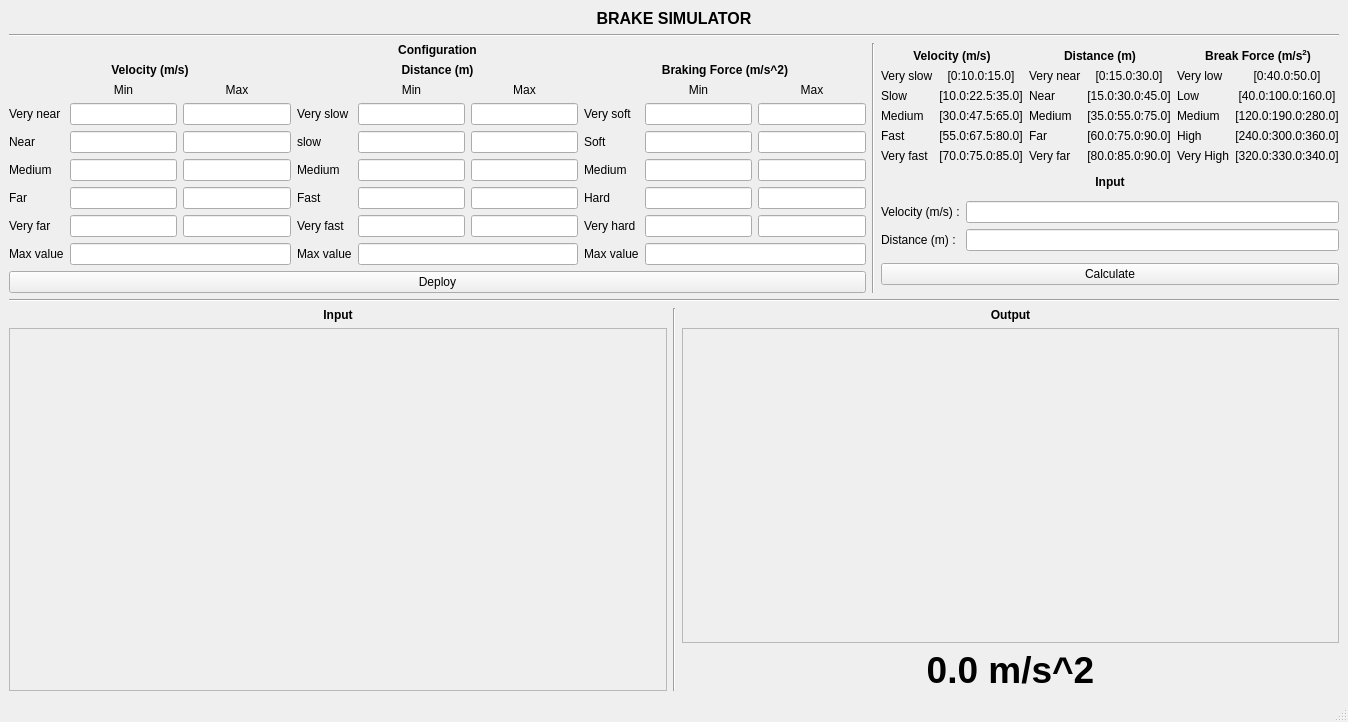
wanggor/fuzzy-break-simulator, file gui.ui: the form before one commit.
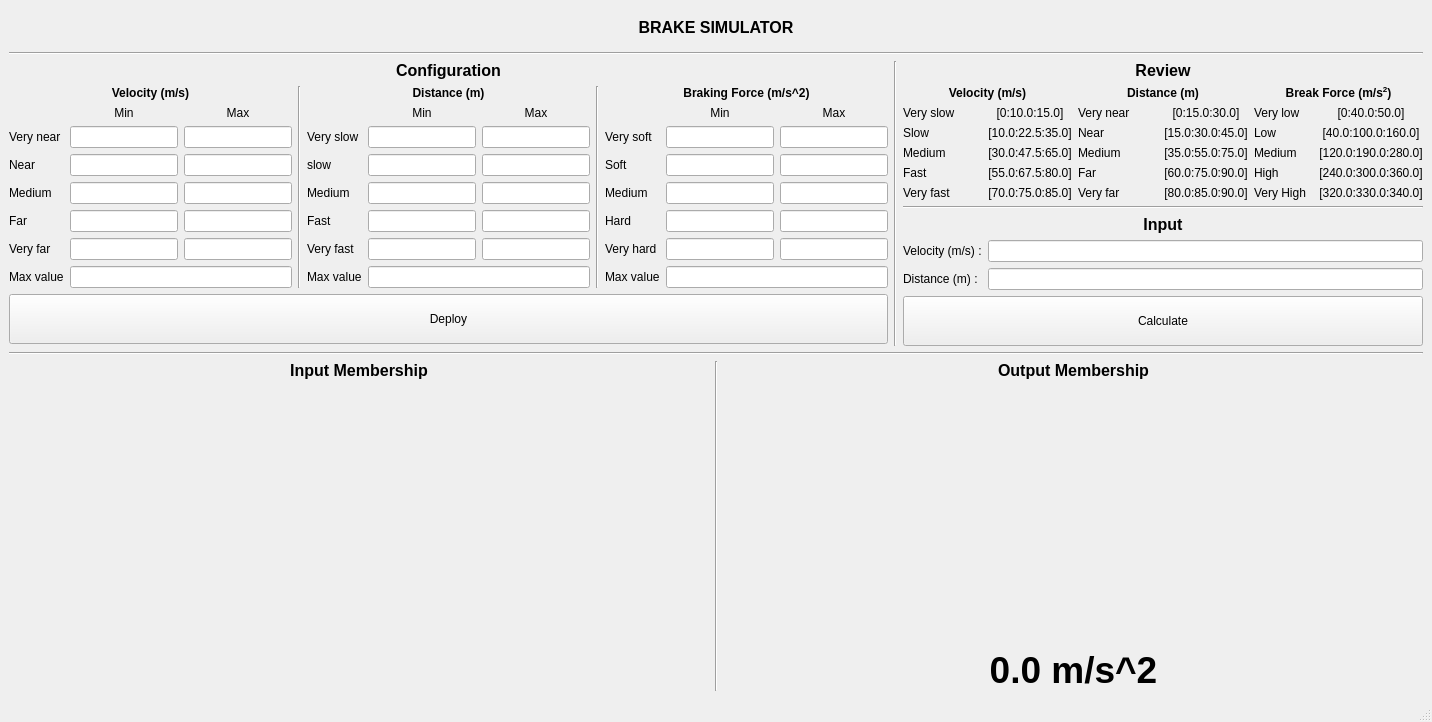
The form after the commit.

What changed in the file:
```diff
--- a/gui.ui
+++ b/gui.ui
@@ -6,7 +6,7 @@
    <rect>
     <x>0</x>
     <y>0</y>
-    <width>1348</width>
+    <width>1432</width>
     <height>722</height>
    </rect>
   </property>
@@ -16,22 +16,34 @@
   <widget class="QWidget" name="centralwidget">
    <layout class="QVBoxLayout" name="verticalLayout_5">
     <item>
-     <widget class="QLabel" name="label_33">
-      <property name="sizePolicy">
-       <sizepolicy hsizetype="Preferred" vsizetype="Maximum">
-        <horstretch>0</horstretch>
-        <verstretch>0</verstretch>
-       </sizepolicy>
+     <widget class="QFrame" name="frame_4">
+      <property name="frameShape">
+       <enum>QFrame::NoFrame</enum>
       </property>
-      <property name="text">
-       <string>&lt;html&gt;&lt;head/&gt;&lt;body&gt;&lt;p&gt;&lt;span style=&quot; font-size:12pt; font-weight:600;&quot;&gt;BRAKE SIMULATOR&lt;/span&gt;&lt;/p&gt;&lt;/body&gt;&lt;/html&gt;</string>
+      <property name="frameShadow">
+       <enum>QFrame::Plain</enum>
       </property>
-      <property name="textFormat">
-       <enum>Qt::AutoText</enum>
-      </property>
-      <property name="alignment">
-       <set>Qt::AlignCenter</set>
-      </property>
+      <layout class="QVBoxLayout" name="verticalLayout_10">
+       <item>
+        <widget class="QLabel" name="label_33">
+         <property name="sizePolicy">
+          <sizepolicy hsizetype="Preferred" vsizetype="Maximum">
+           <horstretch>0</horstretch>
+           <verstretch>0</verstretch>
+          </sizepolicy>
+         </property>
+         <property name="text">
+          <string>&lt;html&gt;&lt;head/&gt;&lt;body&gt;&lt;p&gt;&lt;span style=&quot; font-size:12pt; font-weight:600;&quot;&gt;BRAKE SIMULATOR&lt;/span&gt;&lt;/p&gt;&lt;/body&gt;&lt;/html&gt;</string>
+         </property>
+         <property name="textFormat">
+          <enum>Qt::AutoText</enum>
+         </property>
+         <property name="alignment">
+          <set>Qt::AlignCenter</set>
+         </property>
+        </widget>
+       </item>
+      </layout>
      </widget>
     </item>
     <item>
@@ -54,7 +66,7 @@
            </sizepolicy>
           </property>
           <property name="text">
-           <string>&lt;html&gt;&lt;head/&gt;&lt;body&gt;&lt;p align=&quot;center&quot;&gt;&lt;span style=&quot; font-size:9pt; font-weight:600;&quot;&gt;Configuration&lt;/span&gt;&lt;/p&gt;&lt;/body&gt;&lt;/html&gt;</string>
+           <string>&lt;html&gt;&lt;head/&gt;&lt;body&gt;&lt;p align=&quot;center&quot;&gt;&lt;span style=&quot; font-size:12pt; font-weight:600;&quot;&gt;Configuration&lt;/span&gt;&lt;/p&gt;&lt;/body&gt;&lt;/html&gt;</string>
           </property>
           <property name="textFormat">
            <enum>Qt::AutoText</enum>
@@ -199,6 +211,13 @@
             </item>
            </layout>
           </item>
+          <item>
+           <widget class="Line" name="line_6">
+            <property name="orientation">
+             <enum>Qt::Vertical</enum>
+            </property>
+           </widget>
+          </item>
           <item>
            <layout class="QGridLayout" name="gridLayout_2">
             <item row="4" column="1">
@@ -332,6 +351,13 @@
             </item>
            </layout>
           </item>
+          <item>
+           <widget class="Line" name="line_7">
+            <property name="orientation">
+             <enum>Qt::Vertical</enum>
+            </property>
+           </widget>
+          </item>
           <item>
            <layout class="QGridLayout" name="gridLayout_3">
             <item row="1" column="1">
@@ -469,6 +495,12 @@
         </item>
         <item>
          <widget class="QPushButton" name="deploy_btn">
+          <property name="minimumSize">
+           <size>
+            <width>0</width>
+            <height>50</height>
+           </size>
+          </property>
           <property name="text">
            <string>Deploy</string>
           </property>
@@ -485,6 +517,23 @@
       </item>
       <item>
        <layout class="QVBoxLayout" name="verticalLayout">
+        <item>
+         <widget class="QLabel" name="label_22">
+          <property name="font">
+           <font>
+            <pointsize>12</pointsize>
+            <weight>75</weight>
+            <bold>true</bold>
+           </font>
+          </property>
+          <property name="text">
+           <string>Review</string>
+          </property>
+          <property name="alignment">
+           <set>Qt::AlignCenter</set>
+          </property>
+         </widget>
+        </item>
         <item>
          <layout class="QHBoxLayout" name="horizontalLayout">
           <item>
@@ -978,6 +1027,19 @@
           </item>
          </layout>
         </item>
+        <item>
+         <widget class="Line" name="line_5">
+          <property name="sizePolicy">
+           <sizepolicy hsizetype="Minimum" vsizetype="Preferred">
+            <horstretch>0</horstretch>
+            <verstretch>0</verstretch>
+           </sizepolicy>
+          </property>
+          <property name="orientation">
+           <enum>Qt::Horizontal</enum>
+          </property>
+         </widget>
+        </item>
         <item>
          <widget class="QLabel" name="label_49">
           <property name="sizePolicy">
@@ -987,7 +1049,7 @@
            </sizepolicy>
           </property>
           <property name="text">
-           <string>&lt;html&gt;&lt;head/&gt;&lt;body&gt;&lt;p align=&quot;center&quot;&gt;&lt;span style=&quot; font-weight:600;&quot;&gt;Input&lt;/span&gt;&lt;/p&gt;&lt;/body&gt;&lt;/html&gt;</string>
+           <string>&lt;html&gt;&lt;head/&gt;&lt;body&gt;&lt;p align=&quot;center&quot;&gt;&lt;span style=&quot; font-size:12pt; font-weight:600;&quot;&gt;Input&lt;/span&gt;&lt;/p&gt;&lt;/body&gt;&lt;/html&gt;</string>
           </property>
           <property name="textFormat">
            <enum>Qt::AutoText</enum>
@@ -1023,6 +1085,12 @@
         </item>
         <item>
          <widget class="QPushButton" name="calc_btn">
+          <property name="minimumSize">
+           <size>
+            <width>0</width>
+            <height>50</height>
+           </size>
+          </property>
           <property name="text">
            <string>Calculate</string>
           </property>
@@ -1042,7 +1110,7 @@
     <item>
      <layout class="QHBoxLayout" name="horizontalLayout_4">
       <item>
-       <layout class="QVBoxLayout" name="verticalLayout_4">
+       <layout class="QVBoxLayout" name="verticalLayout_4" stretch="1,1">
         <item>
          <widget class="QLabel" name="label_41">
           <property name="sizePolicy">
@@ -1052,7 +1120,7 @@
            </sizepolicy>
           </property>
           <property name="text">
-           <string>&lt;html&gt;&lt;head/&gt;&lt;body&gt;&lt;p align=&quot;center&quot;&gt;&lt;span style=&quot; font-weight:600;&quot;&gt;Input&lt;/span&gt;&lt;/p&gt;&lt;/body&gt;&lt;/html&gt;</string>
+           <string>&lt;html&gt;&lt;head/&gt;&lt;body&gt;&lt;p align=&quot;center&quot;&gt;&lt;span style=&quot; font-size:12pt; font-weight:600;&quot;&gt;Input Membership&lt;/span&gt;&lt;/p&gt;&lt;/body&gt;&lt;/html&gt;</string>
           </property>
           <property name="alignment">
            <set>Qt::AlignCenter</set>
@@ -1061,11 +1129,17 @@
         </item>
         <item>
          <widget class="QFrame" name="frame">
+          <property name="sizePolicy">
+           <sizepolicy hsizetype="Preferred" vsizetype="Preferred">
+            <horstretch>1</horstretch>
+            <verstretch>0</verstretch>
+           </sizepolicy>
+          </property>
           <property name="frameShape">
-           <enum>QFrame::StyledPanel</enum>
+           <enum>QFrame::NoFrame</enum>
           </property>
           <property name="frameShadow">
-           <enum>QFrame::Raised</enum>
+           <enum>QFrame::Plain</enum>
           </property>
           <layout class="QVBoxLayout" name="verticalLayout_6">
            <item>
@@ -1084,7 +1158,7 @@
        </widget>
       </item>
       <item>
-       <layout class="QVBoxLayout" name="verticalLayout_3">
+       <layout class="QVBoxLayout" name="verticalLayout_3" stretch="1,0,0,1">
         <item>
          <widget class="QLabel" name="label_43">
           <property name="sizePolicy">
@@ -1094,7 +1168,7 @@
            </sizepolicy>
           </property>
           <property name="text">
-           <string>&lt;html&gt;&lt;head/&gt;&lt;body&gt;&lt;p align=&quot;center&quot;&gt;&lt;span style=&quot; font-weight:600;&quot;&gt;Output&lt;/span&gt;&lt;/p&gt;&lt;/body&gt;&lt;/html&gt;</string>
+           <string>&lt;html&gt;&lt;head/&gt;&lt;body&gt;&lt;p align=&quot;center&quot;&gt;&lt;span style=&quot; font-size:12pt; font-weight:600;&quot;&gt;Output Membership&lt;/span&gt;&lt;/p&gt;&lt;/body&gt;&lt;/html&gt;</string>
           </property>
           <property name="alignment">
            <set>Qt::AlignCenter</set>
@@ -1103,11 +1177,17 @@
         </item>
         <item>
          <widget class="QFrame" name="frame_2">
+          <property name="sizePolicy">
+           <sizepolicy hsizetype="Minimum" vsizetype="Preferred">
+            <horstretch>1</horstretch>
+            <verstretch>0</verstretch>
+           </sizepolicy>
+          </property>
           <property name="frameShape">
-           <enum>QFrame::StyledPanel</enum>
+           <enum>QFrame::NoFrame</enum>
           </property>
           <property name="frameShadow">
-           <enum>QFrame::Raised</enum>
+           <enum>QFrame::Plain</enum>
           </property>
           <layout class="QVBoxLayout" name="verticalLayout_7">
            <item>
@@ -1116,6 +1196,47 @@
           </layout>
          </widget>
         </item>
+        <item>
+         <layout class="QHBoxLayout" name="horizontalLayout_5">
+          <item>
+           <spacer name="horizontalSpacer">
+            <property name="orientation">
+             <enum>Qt::Horizontal</enum>
+            </property>
+            <property name="sizeType">
+             <enum>QSizePolicy::Minimum</enum>
+            </property>
+            <property name="sizeHint" stdset="0">
+             <size>
+              <width>0</width>
+              <height>0</height>
+             </size>
+            </property>
+           </spacer>
+          </item>
+          <item>
+           <widget class="QFrame" name="frame_3">
+            <property name="sizePolicy">
+             <sizepolicy hsizetype="Maximum" vsizetype="Maximum">
+              <horstretch>0</horstretch>
+              <verstretch>0</verstretch>
+             </sizepolicy>
+            </property>
+            <property name="frameShape">
+             <enum>QFrame::NoFrame</enum>
+            </property>
+            <property name="frameShadow">
+             <enum>QFrame::Plain</enum>
+            </property>
+            <layout class="QVBoxLayout" name="verticalLayout_9">
+             <item>
+              <layout class="QVBoxLayout" name="verticalLayout_8"/>
+             </item>
+            </layout>
+           </widget>
+          </item>
+         </layout>
+        </item>
         <item>
          <widget class="QLabel" name="label_output">
           <property name="sizePolicy">
```
Left out of the diff: 258 changed lines with no effect on the pictures.
